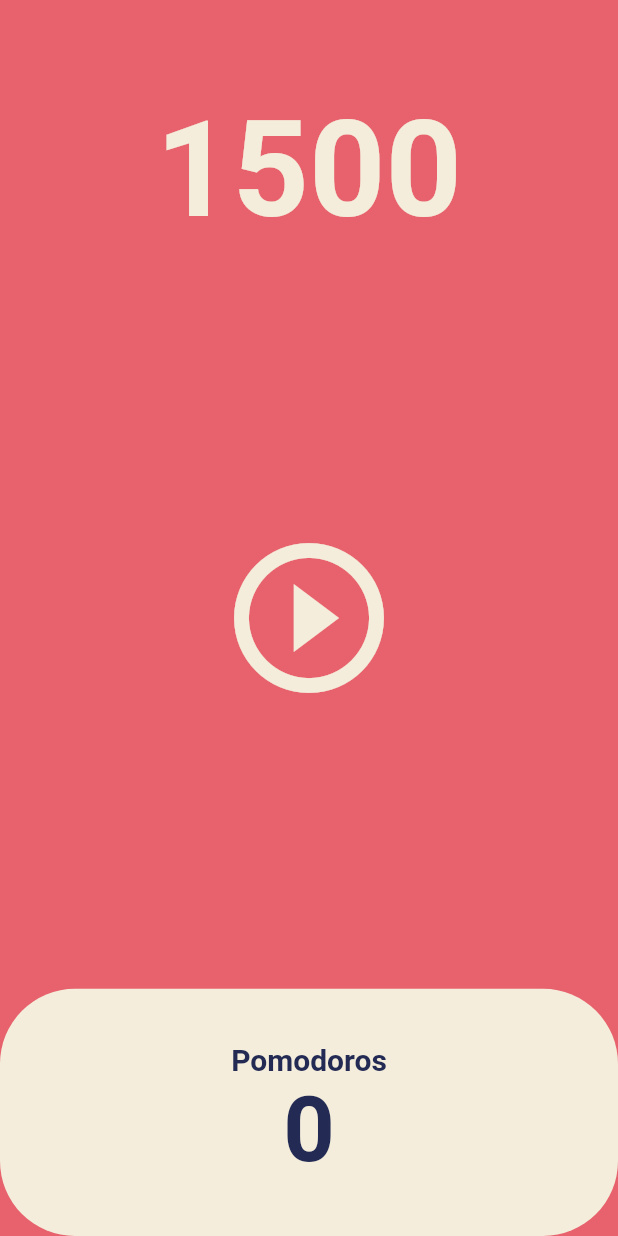
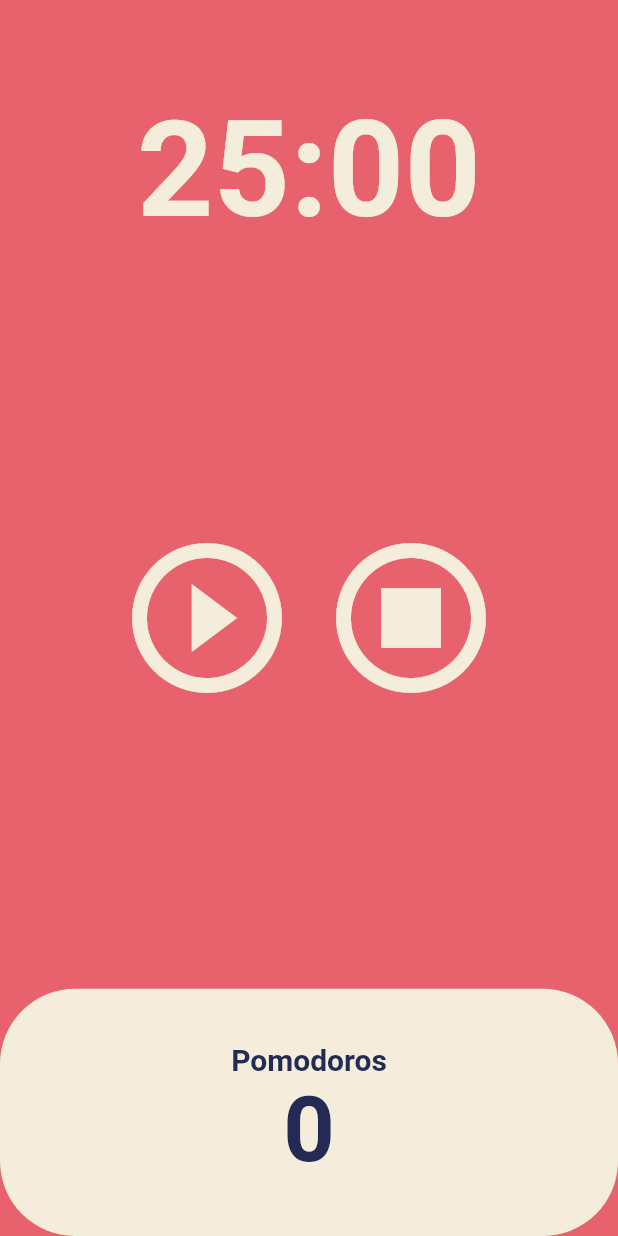
Before and after one commit to SeJin4019/nomad_flutter2, a Flutter app: the screen it shows after launch, on a phone screen of 412 x 824 dp. Run offline on Flutter 3.47's test engine with Material 2 defaults, Android fonts, the phone set to English and light mode, and no system bars.

Commit message:
타이머 완성

```diff
--- a/lib/screens/home_screen.dart
+++ b/lib/screens/home_screen.dart
@@ -10,13 +10,26 @@
 }
 
 class _HomeScreenState extends State<HomeScreen> {
-  int totalSeconds = 1500; // 25분을 환산하면 1500초
+  static const twentyFiveMinutes = 1500;
+  int totalSeconds = twentyFiveMinutes; // 25분을 환산하면 1500초
+  bool isRunning = false;
+  bool isResetPressed = false;
+  int totalPomodoros = 0;
   late Timer timer; // 타이머 선언 나중에 ~ 초기화 할게!
 
   void onTick(Timer timer) {
-    setState(() {
-      totalSeconds = totalSeconds - 1;
-    });
+    if (totalSeconds == 0) {
+      setState(() {
+        totalPomodoros = totalPomodoros + 1;
+        isRunning = false;
+        totalSeconds = twentyFiveMinutes;
+      });
+      timer.cancel();
+    } else {
+      setState(() {
+        totalSeconds = totalSeconds - 1;
+      });
+    }
   }
 
   void onStartPressed() {
@@ -24,6 +37,30 @@
       Duration(seconds: 1),
       onTick,
     );
+    setState(() {
+      isRunning = true;
+    });
+  }
+
+  void onPausePressed() {
+    // 타이머를 멈추는 역할
+    timer.cancel();
+    setState(() {
+      isRunning = false;
+    });
+  }
+
+  void formatTimer() { // 리셋 버튼
+    timer.cancel();
+    setState(() {
+      totalSeconds = twentyFiveMinutes;
+      isResetPressed = false;
+    });
+  }
+
+  String format(int seconds) {
+    var duration = Duration(seconds: seconds);
+    return duration.toString().split(".").first.substring(2, 7); // 문자열 잘라내기
   }
 
   Widget build(BuildContext context) {
@@ -36,7 +73,7 @@
             child: Container(
               alignment: Alignment.bottomCenter,
               child: Text(
-                '$totalSeconds',
+                format(totalSeconds),
                 style: TextStyle(
                     color: Theme.of(context).cardColor,
                     fontSize: 89,
@@ -47,11 +84,23 @@
           Flexible(
             flex: 3,
             child: Center(
-              child: IconButton(
-                iconSize: 120,
-                color: Theme.of(context).cardColor,
-                onPressed: onStartPressed,
-                icon: Icon(Icons.play_circle_outline),
+              child: Row(mainAxisAlignment: MainAxisAlignment.center,
+                children: [
+                  IconButton(
+                    iconSize: 120,
+                    color: Theme.of(context).cardColor,
+                    onPressed: isRunning ? onPausePressed : onStartPressed,
+                    icon: Icon(isRunning
+                        ? Icons.pause_circle_outline
+                        : Icons.play_circle_outline),
+                  ),
+                  IconButton(
+                    iconSize: 120,
+                    color: Theme.of(context).cardColor,
+                    onPressed: formatTimer,
+                    icon: Icon(Icons.stop_circle_outlined),
+                  )
+                ],
               ),
             ),
           ),
@@ -74,7 +123,7 @@
                             fontWeight: FontWeight.w600),
                       ),
                       Text(
-                        '0',
+                        '$totalPomodoros',
                         style: TextStyle(
                             fontSize: 60,
                             color: Theme.of(context).textTheme.headline1!.color,
```
